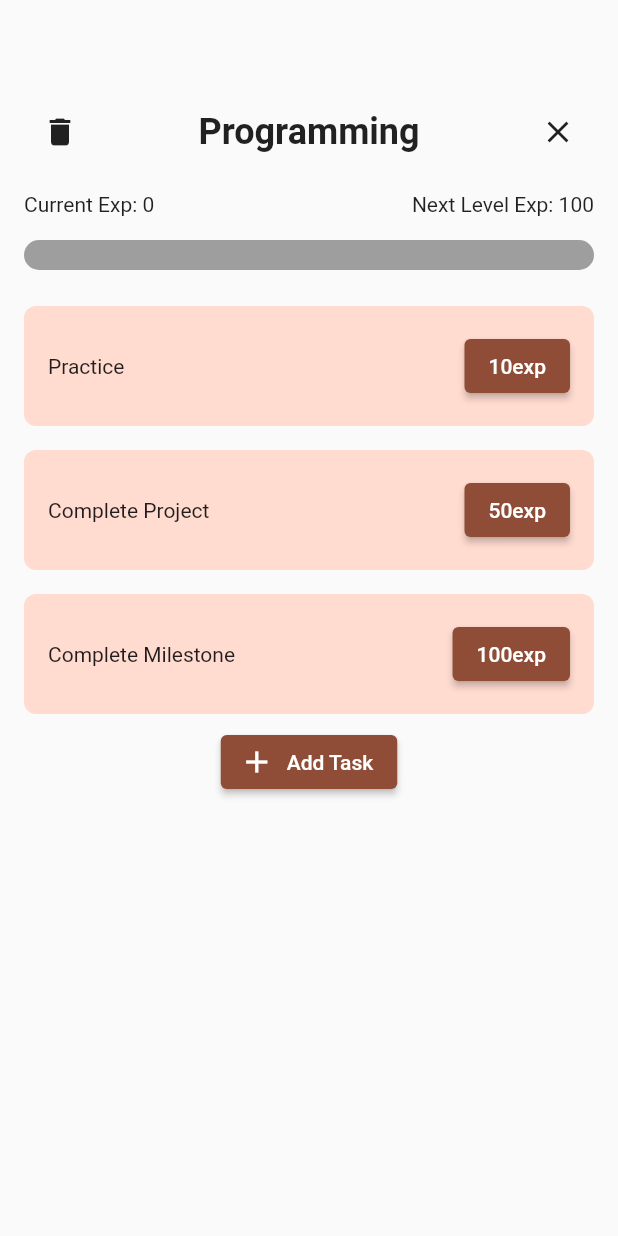
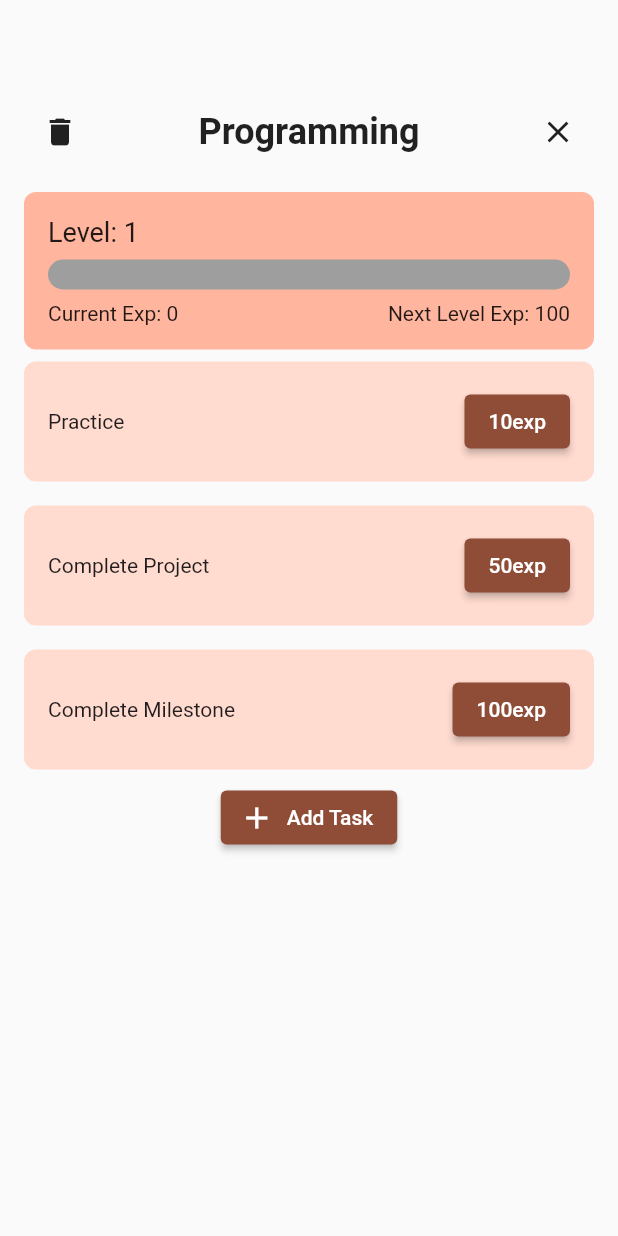
Before and after one commit to Sebsprograms/skill_tree, a Flutter app: the screen it shows after launch, after a tap on "Programming", on a phone screen of 412 x 824 dp. Run offline on Flutter 3.47's test engine with Material 2 defaults, Android fonts, the phone set to English and light mode, and no system bars.

Commit message:
Add level design

```diff
--- a/lib/main.dart
+++ b/lib/main.dart
@@ -20,6 +20,7 @@ class SkillTree extends StatelessWidget {
   @override
   Widget build(BuildContext context) {
     return MaterialApp(
+      debugShowCheckedModeBanner: false,
       theme: ThemeData().copyWith(
         colorScheme: lightColorScheme,
         appBarTheme: const AppBarTheme().copyWith(
--- a/lib/widgets/skill_card/skill_detail_view.dart
+++ b/lib/widgets/skill_card/skill_detail_view.dart
@@ -59,6 +59,30 @@ class SkillDetailView extends StatelessWidget {
             const SizedBox(
               height: 16,
             ),
+            Container(
+              padding: const EdgeInsets.all(16),
+              decoration: BoxDecoration(
+                color: Theme.of(context).colorScheme.inversePrimary,
+                borderRadius: BorderRadius.circular(8),
+              ),
+              child: Column(children: [
+                Row(
+                  children: [
+                    Text(
+                      "Level: ${skill.level}",
+                      style: const TextStyle(
+                        fontSize: 18,
+                      ),
+                    ),
+                  ],
+                ),
+                const SizedBox(
+                  height: 8,
+                ),
+                ExpBar(fill: skill.currentExp / skill.expToNextLvl),
+                const SizedBox(
+                  height: 8,
+                ),
                 Row(
                   children: [
                     Text("Current Exp: ${skill.currentExp}"),
@@ -66,12 +90,7 @@ class SkillDetailView extends StatelessWidget {
                     Text("Next Level Exp: ${skill.expToNextLvl}"),
                   ],
                 ),
-            const SizedBox(
-              height: 16,
-            ),
-            ExpBar(fill: skill.currentExp / skill.expToNextLvl),
-            const SizedBox(
-              height: 16,
+              ]),
             ),
             Expanded(
                 child: SingleChildScrollView(
```
Lines whose indentation alone changed are shown as unchanged.
